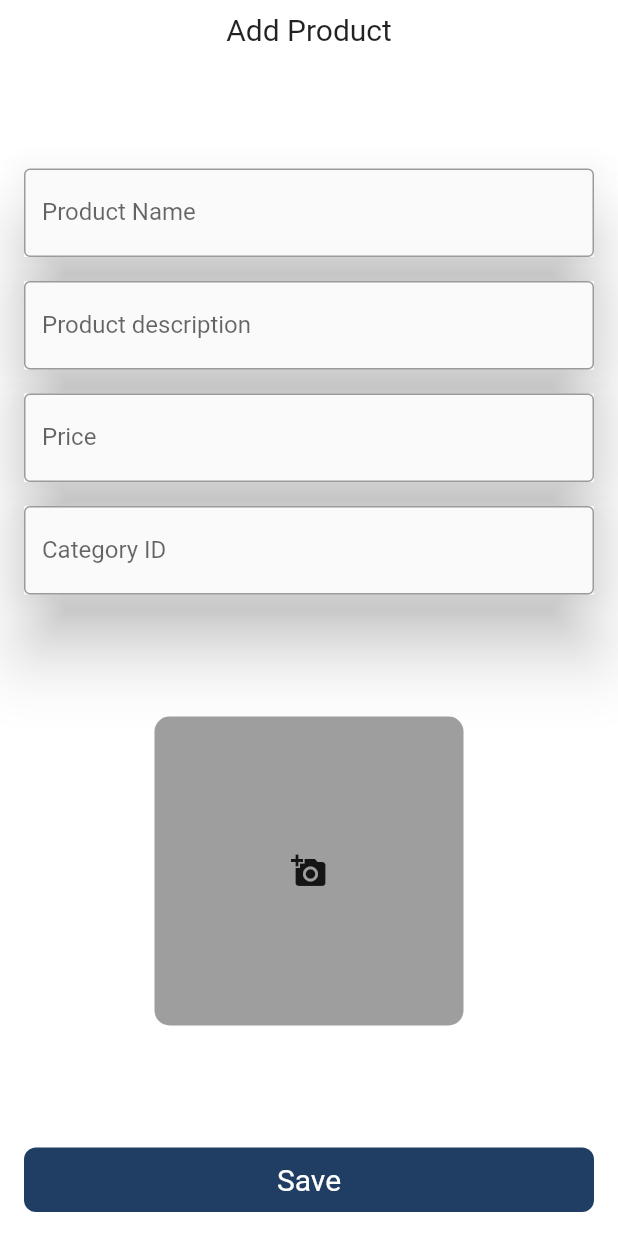
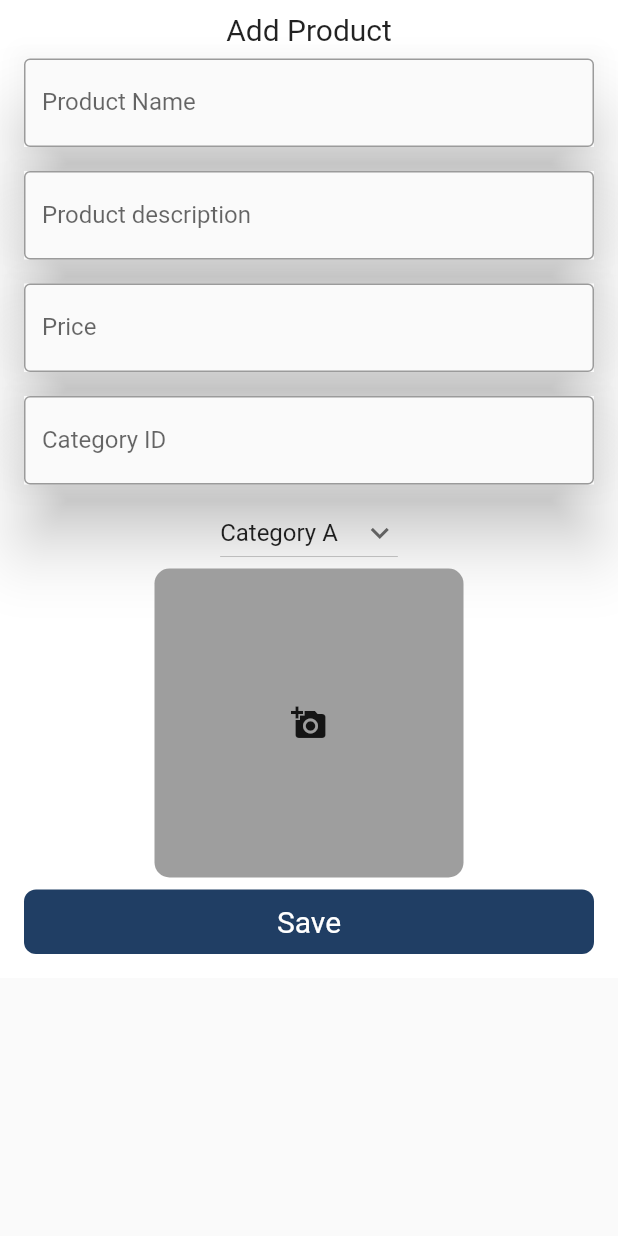
Before and after one commit to anishaGurung2022/Wheels_On_Service_Admin_, a Flutter app: the AddEditProductForm screen opened directly, on a phone screen of 412 x 824 dp. Run offline on Flutter 3.47's test engine with Material 2 defaults, Android fonts, the light colour scheme and no system bars; our stand-ins replace get, image_picker, shared_preferences; accounts and stored records are empty; network calls fail.

Commit message:
fix Category/Product-Controller

```diff
--- a/lib/controller/product_controller.dart
+++ b/lib/controller/product_controller.dart
@@ -9,6 +9,26 @@ import '../utils/api.dart';
 class ProductController extends GetxController {
   var loading = false.obs;
   final AuthService authService = AuthService();
+
+  void onInit() {
+    super.onInit();
+    var products = get();
+  }
+
+  get() async {
+    var url = Uri.parse(GET_PRODUCTS_API);
+    var response = await http.get(url);
+    if (response.statusCode == 200) {
+      var jsonResponse = jsonDecode(response.body) as Map<String, dynamic>;
+      if (jsonResponse["success"]) {
+        Get.back();
+        showMessage(title: "Success", message: jsonResponse["message"]);
+      } else {
+        showMessage(
+            title: "Error", message: jsonResponse["message"], isSuccess: false);
+      }
+    }
+  }
 
   add(data, PickedFile? file) async {
     loading.value = true;
--- a/lib/main.dart
+++ b/lib/main.dart
@@ -1,4 +1,5 @@
 //import 'package:admin_/views/pages/home_page.dart';
+import 'package:admin_/controller/category_controller.dart';
 import 'package:admin_/views/pages/loader.dart';
 //import 'package:admin_/views/pages/login_page.dart';
 import 'package:flutter/material.dart';
@@ -8,6 +9,7 @@ import 'package:admin_/controller/authentication_controller.dart';
 Future<void> main() async {
   WidgetsFlutterBinding.ensureInitialized();
   Get.put(Authentication());
+  Get.put(CategoryController());
   runApp(GetMaterialApp(
     theme: ThemeData(
       primarySwatch: Colors.blue,
--- a/lib/utils/api.dart
+++ b/lib/utils/api.dart
@@ -1,6 +1,8 @@
-const baseUrl = "http://192.168.1.114/Wheels_On_Service_api";
+const baseUrl = "http://192.168.1.4/Wheels_On_Service_api";
 
 const LOGIN_API = "$baseUrl/login.php";
 const LOGOUT_API = "$baseUrl/logout.php";
 const ADD_CATEGORY_API = "$baseUrl/addCategory.php";
 const ADD_PRODUCT_API = "$baseUrl/addProduct.php";
+const GET_CATEGORIES_API = "$baseUrl/getCategories.php";
+const GET_PRODUCTS_API = "$baseUrl/getProducts.php";
--- a/lib/views/pages/forms/add_edit_product_form.dart
+++ b/lib/views/pages/forms/add_edit_product_form.dart
@@ -1,10 +1,12 @@
 import 'dart:io';
+import 'package:admin_/controller/category_controller.dart';
 import 'package:admin_/controller/product_controller.dart';
 import 'package:admin_/utils/constants.dart';
 import 'package:admin_/views/components/my_button.dart';
 import 'package:admin_/views/components/my_field.dart';
 import 'package:flutter/material.dart';
 import 'package:get/get.dart';
+import 'package:http/http.dart';
 import 'package:image_picker/image_picker.dart';
 
 class AddEditProductForm extends StatefulWidget {
@@ -19,19 +21,33 @@ class AddEditProductForm extends StatefulWidget {
 
 class _AddEditProductFormState extends State<AddEditProductForm> {
   final ImagePicker _picker = ImagePicker();
-
   PickedFile? pickedFile;
-
   final GlobalKey<FormState> _formKey = GlobalKey<FormState>();
   final TextEditingController _nameController = TextEditingController();
   final TextEditingController _descriptionController = TextEditingController();
   final TextEditingController priceController = TextEditingController();
   final TextEditingController categoryIdController = TextEditingController();
   final ProductController productController = Get.put(ProductController());
+  final CategoryController categoryController = Get.find<CategoryController>();
+
+  String dropdownvalue = "Category A";
+
+  // List of items in our dropdown menu
+  var items = [
+    "Category A",
+    "Bike Services",
+    "Bike Services",
+    "Bike Services",
+    "kdmksd",
+    "kdmksd",
+    "mk"
+  ];
+
   @override
   Widget build(BuildContext context) {
     return Scaffold(
-      body: Container(
+      body: SingleChildScrollView(
+        child: Container(
           // height: 300,
           color: backgroundColor,
           child: Padding(
@@ -59,6 +75,28 @@ class _AddEditProductFormState extends State<AddEditProductForm> {
                       MyField(
                         labelText: "Category ID",
                         controller: categoryIdController,
+                      ),
+                      DropdownButton(
+                        // Initial Value
+                        value: dropdownvalue,
+
+                        // Down Arrow Icon
+                        icon: const Icon(Icons.keyboard_arrow_down),
+
+                        // Array list of items
+                        items: items.map((String items) {
+                          return DropdownMenuItem(
+                            value: items,
+                            child: Text(items),
+                          );
+                        }).toList(),
+                        // After selecting the desired option,it will
+                        // change button value to selected value
+                        onChanged: (String? newValue) {
+                          setState(() {
+                            dropdownvalue = newValue!;
+                          });
+                        },
                       ),
                     ],
                   ),
@@ -115,6 +153,7 @@ class _AddEditProductFormState extends State<AddEditProductForm> {
             ),
           ),
         ),
+      ),
     );
   }
 }
--- a/lib/views/pages/loader.dart
+++ b/lib/views/pages/loader.dart
@@ -30,6 +30,7 @@ class _LoaderState extends State<Loader> {
     }
   }
 
+  @override
   Widget build(BuildContext context) {
     return SafeArea(
       child: Scaffold(
--- a/lib/views/pages/services_page.dart
+++ b/lib/views/pages/services_page.dart
@@ -20,7 +20,7 @@ class _HomePageState extends State<ServicesPage> {
         appBar: AppBar(
             title: const Text('Services'), backgroundColor: primaryColor),
         backgroundColor: backgroundColor,
-        drawer: SideDrawer(),
+        drawer: const SideDrawer(),
         body: SafeArea(
           child: Padding(
             padding: const EdgeInsets.all(8.0),
@@ -37,7 +37,7 @@ class _HomePageState extends State<ServicesPage> {
                 ),
                 MyButton(
                   onTap: () {
-                    Get.to(AddEditProductForm());
+                    Get.to(const AddEditProductForm());
                   },
                   buttonName: 'Add Product',
                 ),
--- a/pubspec.yaml
+++ b/pubspec.yaml
@@ -39,6 +39,7 @@ dependencies:
   http: ^0.13.5
   easy_sidemenu: ^0.3.1
   image_picker: ^0.8.5+3
+  dropdown_button2: ^1.7.2
 
 dev_dependencies:
   flutter_test:
```
Also changed, not shown: lib/controller/category_controller.dart (+23 -0 lines), lib/model/category_model.dart (added, +53 -0 lines), pubspec.lock. Lines whose indentation alone changed are shown as unchanged.
